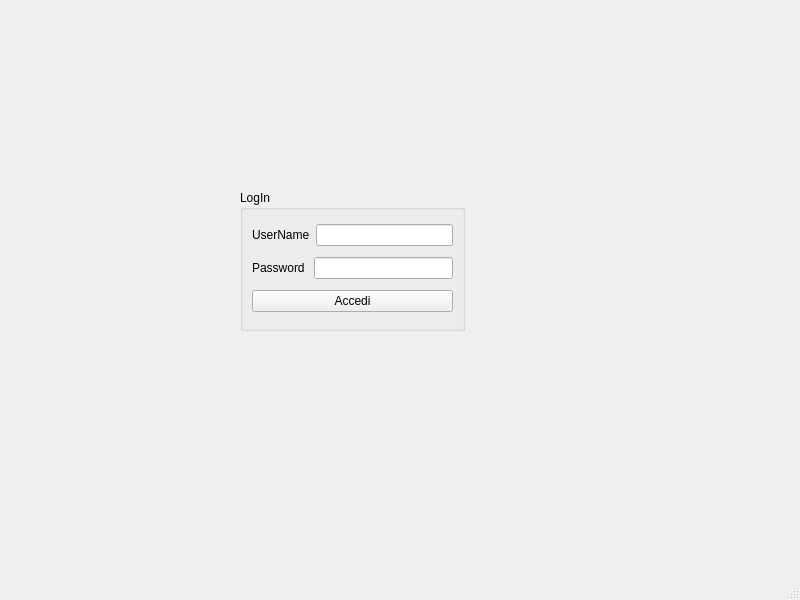
First picture: the form in Malnati_Client/loginwindow.ui, repository PDSEditor/NjoiN, before the edit.
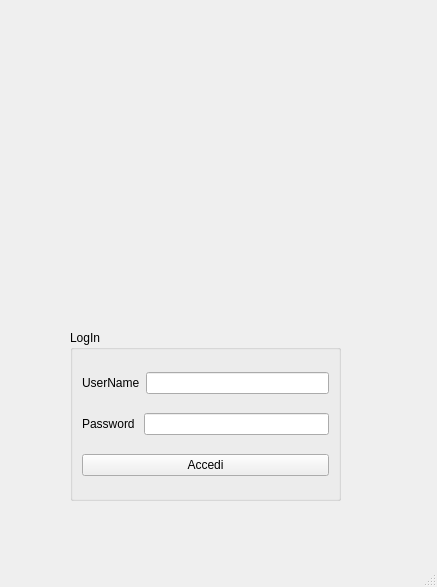
Second picture: the form after the edit.

Commit message: fix onConnect metod and add element to widget

```diff
--- a/Malnati_Client/loginwindow.ui
+++ b/Malnati_Client/loginwindow.ui
@@ -6,10 +6,16 @@
    <rect>
     <x>0</x>
     <y>0</y>
-    <width>800</width>
-    <height>600</height>
+    <width>437</width>
+    <height>587</height>
    </rect>
   </property>
+  <property name="minimumSize">
+   <size>
+    <width>437</width>
+    <height>587</height>
+   </size>
+  </property>
   <property name="windowTitle">
    <string>MainWindow</string>
   </property>
@@ -17,10 +23,10 @@
    <widget class="QGroupBox" name="groupBox">
     <property name="geometry">
      <rect>
-      <x>240</x>
-      <y>190</y>
-      <width>225</width>
-      <height>141</height>
+      <x>70</x>
+      <y>330</y>
+      <width>271</width>
+      <height>171</height>
      </rect>
     </property>
     <property name="sizePolicy">
@@ -43,7 +49,11 @@
         </widget>
        </item>
        <item>
-        <widget class="QLineEdit" name="lineEdit_username"/>
+        <widget class="QLineEdit" name="lineEdit_username">
+         <property name="text">
+          <string/>
+         </property>
+        </widget>
        </item>
       </layout>
      </item>
@@ -57,7 +67,11 @@
         </widget>
        </item>
        <item>
-        <widget class="QLineEdit" name="lineEdit_password"/>
+        <widget class="QLineEdit" name="lineEdit_password">
+         <property name="text">
+          <string/>
+         </property>
+        </widget>
        </item>
       </layout>
      </item>
```
Left out of the diff: 2 changed lines with no effect on the pictures. The commit also changes 6 other files.
